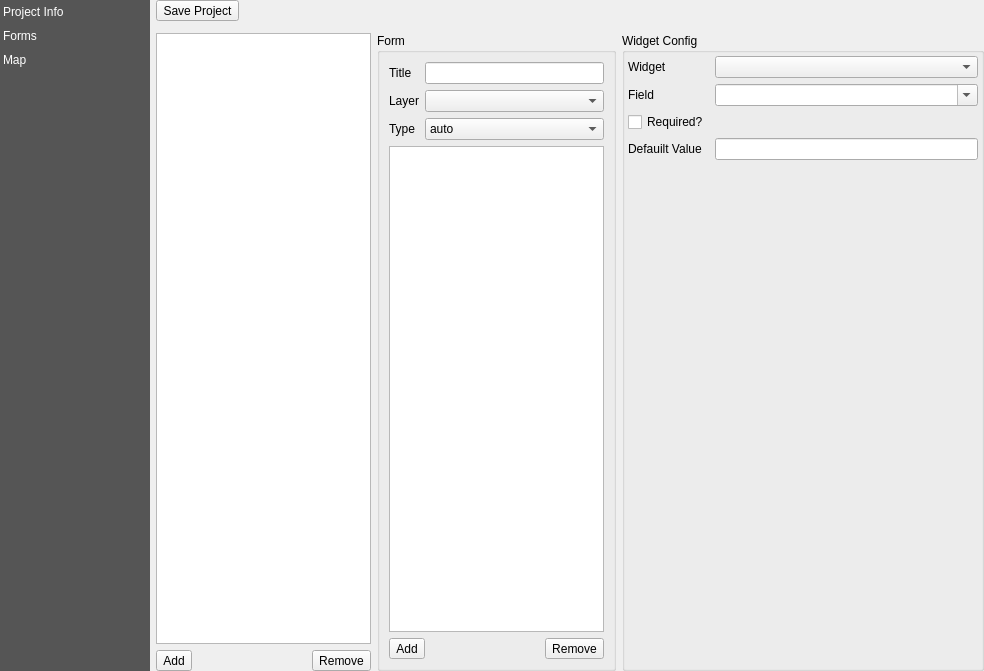
The window that src/configmanager/ui/ui_projectwidget.ui (roam-qgis/Roam) describes before a commit, drawn with Qt 5.
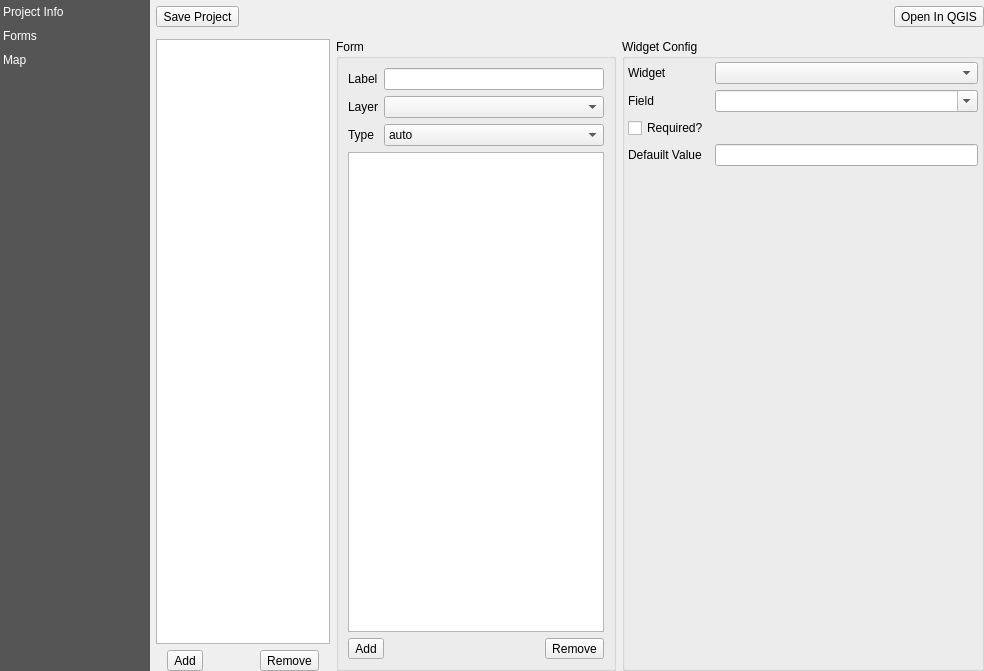
The same window after the commit. The open tabs and pages were chosen to show the change. Custom widgets are drawn as their Qt base class.

Commit message: Save version, title, description, select layers. Tweak UI Set the first project as active Backup projects on load.

```diff
--- a/src/configmanager/ui/ui_projectwidget.ui
+++ b/src/configmanager/ui/ui_projectwidget.ui
@@ -17,7 +17,7 @@
    <property name="margin">
     <number>0</number>
    </property>
-   <item row="0" column="0" rowspan="3">
+   <item row="0" column="0" rowspan="4">
     <widget class="QListWidget" name="menuList">
      <property name="sizePolicy">
       <sizepolicy hsizetype="Maximum" vsizetype="Expanding">
@@ -96,14 +96,7 @@
      </item>
     </widget>
    </item>
-   <item row="0" column="1">
-    <widget class="QToolButton" name="toolButton_6">
-     <property name="text">
-      <string>Save Project</string>
-     </property>
-    </widget>
-   </item>
-   <item row="2" column="1">
+   <item row="3" column="1">
     <widget class="QStackedWidget" name="stackedWidget">
      <property name="sizePolicy">
       <sizepolicy hsizetype="Preferred" vsizetype="Preferred">
@@ -112,20 +105,16 @@
       </sizepolicy>
      </property>
      <property name="currentIndex">
-      <number>2</number>
+      <number>0</number>
      </property>
      <widget class="QWidget" name="page">
       <layout class="QFormLayout" name="formLayout">
+       <property name="fieldGrowthPolicy">
+        <enum>QFormLayout::AllNonFixedFieldsGrow</enum>
+       </property>
        <property name="margin">
         <number>0</number>
        </property>
-       <item row="0" column="0">
-        <widget class="QLabel" name="label_2">
-         <property name="text">
-          <string>Title</string>
-         </property>
-        </widget>
-       </item>
        <item row="0" column="1">
         <widget class="QLineEdit" name="titleText"/>
        </item>
@@ -152,13 +141,49 @@
           <set>QAbstractItemView::NoEditTriggers</set>
          </property>
          <property name="selectionMode">
-          <enum>QAbstractItemView::MultiSelection</enum>
+          <enum>QAbstractItemView::SingleSelection</enum>
+         </property>
+         <property name="selectionBehavior">
+          <enum>QAbstractItemView::SelectRows</enum>
+         </property>
+        </widget>
+       </item>
+       <item row="0" column="0">
+        <widget class="QLabel" name="label_2">
+         <property name="text">
+          <string>Title</string>
+         </property>
+        </widget>
+       </item>
+       <item row="3" column="0">
+        <widget class="QLabel" name="label_9">
+         <property name="text">
+          <string>Roam Version</string>
+         </property>
+        </widget>
+       </item>
+       <item row="3" column="1">
+        <widget class="QLineEdit" name="versionText">
+         <property name="sizePolicy">
+          <sizepolicy hsizetype="Maximum" vsizetype="Fixed">
+           <horstretch>0</horstretch>
+           <verstretch>0</verstretch>
+          </sizepolicy>
+         </property>
+         <property name="inputMask">
+          <string>0.0.0; </string>
          </property>
         </widget>
        </item>
       </layout>
      </widget>
      <widget class="QWidget" name="page_2">
+      <property name="sizePolicy">
+       <sizepolicy hsizetype="Expanding" vsizetype="Preferred">
+        <horstretch>0</horstretch>
+        <verstretch>0</verstretch>
+       </sizepolicy>
+      </property>
       <layout class="QGridLayout" name="gridLayout_3">
        <property name="margin">
         <number>0</number>
@@ -167,6 +192,18 @@
         <layout class="QVBoxLayout" name="verticalLayout">
          <item>
           <widget class="QListView" name="formlist">
+           <property name="sizePolicy">
+            <sizepolicy hsizetype="Maximum" vsizetype="Expanding">
+             <horstretch>0</horstretch>
+             <verstretch>0</verstretch>
+            </sizepolicy>
+           </property>
+           <property name="maximumSize">
+            <size>
+             <width>300</width>
+             <height>16777215</height>
+            </size>
+           </property>
            <property name="alternatingRowColors">
             <bool>true</bool>
            </property>
@@ -192,6 +229,9 @@
              <property name="orientation">
               <enum>Qt::Horizontal</enum>
              </property>
+             <property name="sizeType">
+              <enum>QSizePolicy::Preferred</enum>
+             </property>
              <property name="sizeHint" stdset="0">
               <size>
                <width>40</width>
@@ -212,103 +252,24 @@
         </layout>
        </item>
        <item row="0" column="1">
-        <widget class="QGroupBox" name="groupBox">
-         <property name="title">
-          <string>Form</string>
+        <widget class="QFrame" name="formframe">
+         <property name="sizePolicy">
+          <sizepolicy hsizetype="Preferred" vsizetype="Preferred">
+           <horstretch>0</horstretch>
+           <verstretch>0</verstretch>
+          </sizepolicy>
          </property>
-         <layout class="QGridLayout" name="gridLayout_4">
-          <item row="2" column="0">
-           <widget class="QLabel" name="label_5">
-            <property name="text">
-             <string>Type</string>
-            </property>
-           </widget>
-          </item>
-          <item row="2" column="1">
-           <widget class="QComboBox" name="formtypeCombo">
-            <item>
-             <property name="text">
-              <string>auto</string>
-             </property>
-            </item>
-           </widget>
-          </item>
-          <item row="3" column="0" colspan="2">
-           <layout class="QVBoxLayout" name="verticalLayout_2">
-            <item>
-             <widget class="QListView" name="widgetlist">
-              <property name="alternatingRowColors">
-               <bool>true</bool>
-              </property>
-              <property name="selectionMode">
-               <enum>QAbstractItemView::SingleSelection</enum>
-              </property>
-              <property name="selectionBehavior">
-               <enum>QAbstractItemView::SelectItems</enum>
-              </property>
-             </widget>
-            </item>
-            <item>
-             <layout class="QHBoxLayout" name="horizontalLayout_2">
-              <item>
-               <widget class="QToolButton" name="toolButton_3">
-                <property name="text">
-                 <string>Add</string>
-                </property>
-               </widget>
-              </item>
-              <item>
-               <spacer name="horizontalSpacer_2">
-                <property name="orientation">
-                 <enum>Qt::Horizontal</enum>
-                </property>
-                <property name="sizeHint" stdset="0">
-                 <size>
-                  <width>40</width>
-                  <height>20</height>
-                 </size>
-                </property>
-               </spacer>
-              </item>
-              <item>
-               <widget class="QToolButton" name="toolButton_4">
-                <property name="text">
-                 <string>Remove</string>
-                </property>
-               </widget>
-              </item>
-             </layout>
-            </item>
-           </layout>
-          </item>
-          <item row="0" column="0">
-           <widget class="QLabel" name="label_6">
-            <property name="text">
-             <string>Title</string>
-            </property>
-           </widget>
-          </item>
+         <property name="frameShape">
+          <enum>QFrame::NoFrame</enum>
+         </property>
+         <property name="frameShadow">
+          <enum>QFrame::Raised</enum>
+         </property>
+         <layout class="QGridLayout" name="gridLayout_6">
+          <property name="margin">
+           <number>0</number>
+          </property>
           <item row="0" column="1">
-           <widget class="QLineEdit" name="formNameText"/>
-          </item>
-          <item row="1" column="0">
-           <widget class="QLabel" name="label_7">
-            <property name="text">
-             <string>Layer</string>
-            </property>
-           </widget>
-          </item>
-          <item row="1" column="1">
-           <widget class="QComboBox" name="layerCombo">
-            <property name="editable">
-             <bool>false</bool>
-            </property>
-           </widget>
-          </item>
-         </layout>
-        </widget>
-       </item>
-       <item row="0" column="2">
         <widget class="QGroupBox" name="groupBox_2">
          <property name="title">
           <string>Widget Config</string>
@@ -431,6 +392,121 @@
          </layout>
         </widget>
        </item>
+          <item row="0" column="0">
+           <widget class="QGroupBox" name="groupBox">
+            <property name="sizePolicy">
+             <sizepolicy hsizetype="MinimumExpanding" vsizetype="Preferred">
+              <horstretch>0</horstretch>
+              <verstretch>0</verstretch>
+             </sizepolicy>
+            </property>
+            <property name="maximumSize">
+             <size>
+              <width>300</width>
+              <height>16777215</height>
+             </size>
+            </property>
+            <property name="styleSheet">
+             <string notr="true"/>
+            </property>
+            <property name="title">
+             <string>Form</string>
+            </property>
+            <layout class="QGridLayout" name="gridLayout_4">
+             <item row="2" column="1">
+              <widget class="QLabel" name="label_5">
+               <property name="text">
+                <string>Type</string>
+               </property>
+              </widget>
+             </item>
+             <item row="2" column="2">
+              <widget class="QComboBox" name="formtypeCombo">
+               <item>
+                <property name="text">
+                 <string>auto</string>
+                </property>
+               </item>
+              </widget>
+             </item>
+             <item row="3" column="1" colspan="2">
+              <layout class="QVBoxLayout" name="verticalLayout_2">
+               <item>
+                <widget class="QListView" name="widgetlist">
+                 <property name="alternatingRowColors">
+                  <bool>true</bool>
+                 </property>
+                 <property name="selectionMode">
+                  <enum>QAbstractItemView::SingleSelection</enum>
+                 </property>
+                 <property name="selectionBehavior">
+                  <enum>QAbstractItemView::SelectItems</enum>
+                 </property>
+                </widget>
+               </item>
+               <item>
+                <layout class="QHBoxLayout" name="horizontalLayout_2">
+                 <item>
+                  <widget class="QToolButton" name="toolButton_3">
+                   <property name="text">
+                    <string>Add</string>
+                   </property>
+                  </widget>
+                 </item>
+                 <item>
+                  <spacer name="horizontalSpacer_2">
+                   <property name="orientation">
+                    <enum>Qt::Horizontal</enum>
+                   </property>
+                   <property name="sizeHint" stdset="0">
+                    <size>
+                     <width>40</width>
+                     <height>20</height>
+                    </size>
+                   </property>
+                  </spacer>
+                 </item>
+                 <item>
+                  <widget class="QToolButton" name="toolButton_4">
+                   <property name="text">
+                    <string>Remove</string>
+                   </property>
+                  </widget>
+                 </item>
+                </layout>
+               </item>
+              </layout>
+             </item>
+             <item row="0" column="1">
+              <widget class="QLabel" name="label_6">
+               <property name="text">
+                <string>Label</string>
+               </property>
+              </widget>
+             </item>
+             <item row="0" column="2">
+              <widget class="QLineEdit" name="formLabelText"/>
+             </item>
+             <item row="1" column="1">
+              <widget class="QLabel" name="label_7">
+               <property name="text">
+                <string>Layer</string>
+               </property>
+              </widget>
+             </item>
+             <item row="1" column="2">
+              <widget class="QComboBox" name="layerCombo">
+               <property name="editable">
+                <bool>false</bool>
+               </property>
+              </widget>
+             </item>
+            </layout>
+           </widget>
+          </item>
+         </layout>
+        </widget>
+       </item>
       </layout>
      </widget>
      <widget class="QWidget" name="page_3">
@@ -448,18 +524,37 @@
         <number>0</number>
        </property>
        <item>
-        <layout class="QHBoxLayout" name="horizontalLayout_3">
-         <property name="sizeConstraint">
-          <enum>QLayout::SetDefaultConstraint</enum>
+        <widget class="QgsMapCanvas" name="canvas" native="true">
+         <property name="styleSheet">
+          <string notr="true"/>
          </property>
+         <zorder></zorder>
+        </widget>
+       </item>
+      </layout>
+     </widget>
+    </widget>
+   </item>
+   <item row="1" column="1">
+    <layout class="QHBoxLayout" name="horizontalLayout_4">
+     <property name="leftMargin">
+      <number>0</number>
+     </property>
+     <property name="topMargin">
+      <number>0</number>
+     </property>
          <item>
-          <spacer name="horizontalSpacer_3">
+      <widget class="QToolButton" name="toolButton_6">
+       <property name="text">
+        <string>Save Project</string>
+       </property>
+      </widget>
+     </item>
+     <item>
+      <spacer name="horizontalSpacer_4">
            <property name="orientation">
             <enum>Qt::Horizontal</enum>
            </property>
-           <property name="sizeType">
-            <enum>QSizePolicy::Expanding</enum>
-           </property>
            <property name="sizeHint" stdset="0">
             <size>
              <width>40</width>
@@ -482,18 +577,6 @@
           </widget>
          </item>
         </layout>
-       </item>
-       <item>
-        <widget class="QgsMapCanvas" name="canvas" native="true">
-         <property name="styleSheet">
-          <string notr="true"/>
-         </property>
-         <zorder></zorder>
-        </widget>
-       </item>
-      </layout>
-     </widget>
-    </widget>
    </item>
   </layout>
  </widget>
```
Lines whose indentation alone changed are shown as unchanged. The commit also changes 6 other files.
